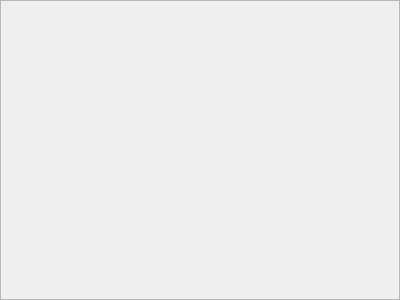
freakyzoidberg/horus-edu, file Client/Plugins/Administration/SalleFram.ui: the form before one commit.
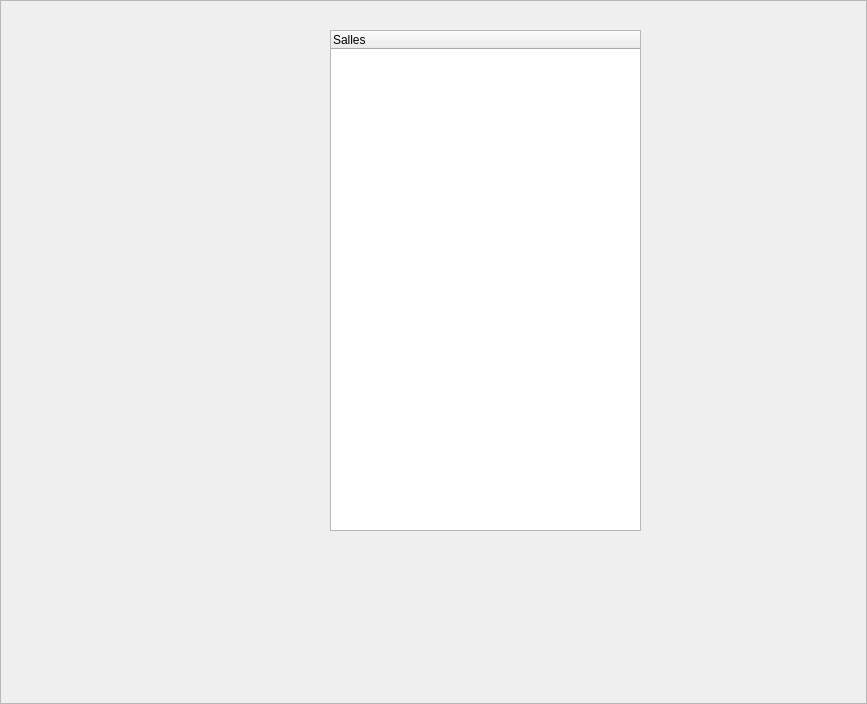
The form after the commit.

```diff
--- a/Client/Plugins/Administration/SalleFram.ui
+++ b/Client/Plugins/Administration/SalleFram.ui
@@ -1,16 +1,13 @@
 <?xml version='1.0'?>
 <ui version="4.0" >
  <class>SalleFram</class>
- <widget class="QFrame" name="SalleFram" >
-  <property name="frameShadow" >
-   <enum>QFrame::Raised</enum>
-  </property>
-  <property name="geometry" >
+ <widget class="QFrame" name="SalleFram">
+  <property name="geometry">
    <rect>
     <x>0</x>
     <y>0</y>
-    <width>400</width>
-    <height>300</height>
+    <width>867</width>
+    <height>704</height>
    </rect>
   </property>
   <property name="frameShape" >
@@ -19,5 +16,37 @@
   <property name="windowTitle" >
    <string>Frame</string>
   </property>
+  <property name="frameShape">
+   <enum>QFrame::StyledPanel</enum>
+  </property>
+  <property name="frameShadow">
+   <enum>QFrame::Raised</enum>
+  </property>
+  <widget class="QWidget" name="horizontalLayoutWidget_2">
+   <property name="geometry">
+    <rect>
+     <x>330</x>
+     <y>30</y>
+     <width>311</width>
+     <height>501</height>
+    </rect>
+   </property>
+   <layout class="QGridLayout" name="mainLayout">
+    <item row="0" column="1">
+     <layout class="QGridLayout" name="userLayout"/>
+    </item>
+    <item row="0" column="0">
+     <widget class="QTreeWidget" name="treeWidget">
+      <column>
+       <property name="text">
+        <string>Salles</string>
+       </property>
+      </column>
+     </widget>
+    </item>
+   </layout>
+  </widget>
+  <zorder>horizontalLayoutWidget_2</zorder>
+  <zorder>treeWidget</zorder>
  </widget>
 </ui>
```
Left out of the diff: 11 changed lines with no effect on the pictures.
